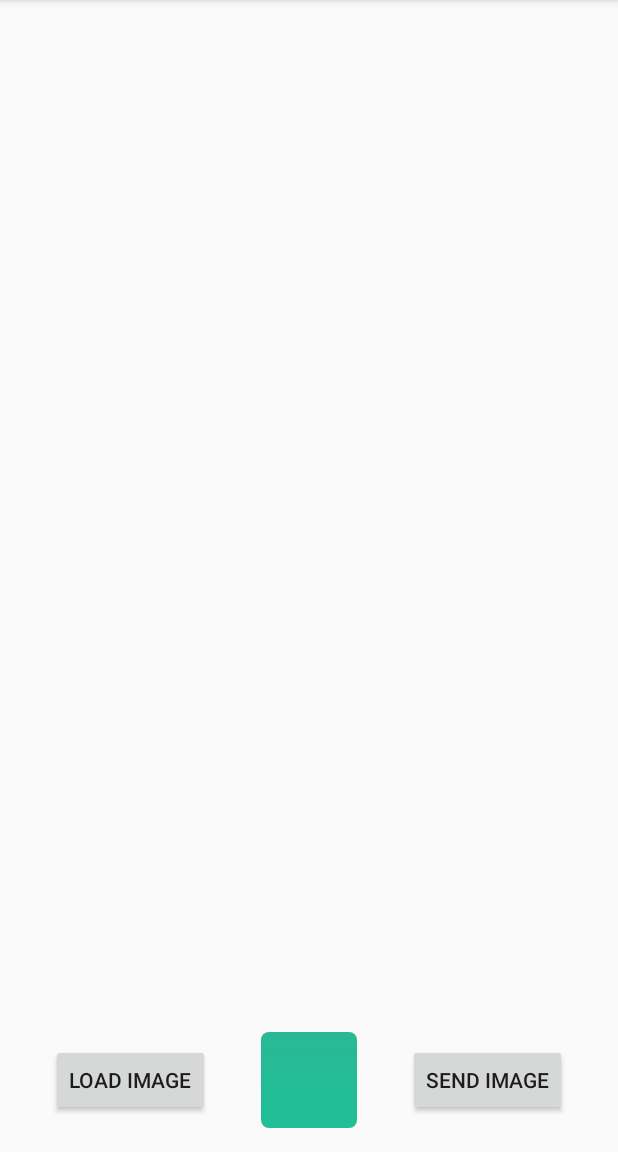
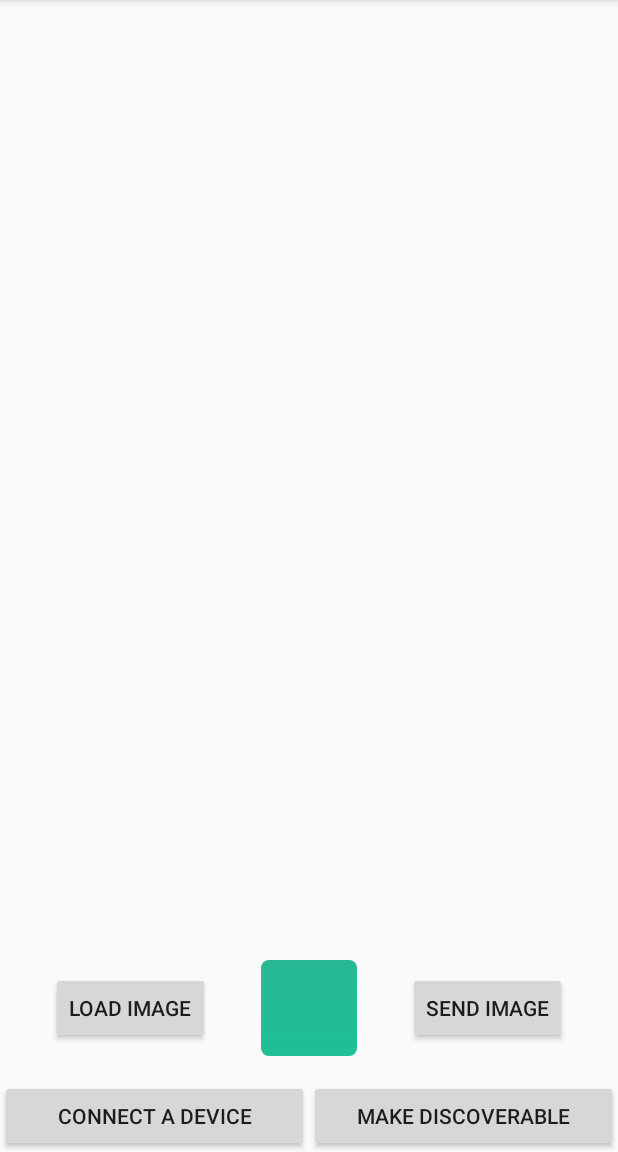
Before and after one commit to waaade/BluetoothProject, an Android app: the ImageTransfer screen opened directly, with no data from a screen before it, on a phone screen of 412 x 824 dp, the part 84-1236 px from its top. Run offline under Robolectric (Android 15) with nearby library versions, the phone set to English and light mode, and no system bars.

Commit message:
Added bluetooth functionality to ImageTransfer class and lower min SDK to 19. ImageTransfer and FileTransfer have errors.

```diff
--- a/app/build.gradle
+++ b/app/build.gradle
@@ -4,7 +4,7 @@ android {
     compileSdkVersion 28
     defaultConfig {
         applicationId "john.example.bluetoothproject"
-        minSdkVersion 24
+        minSdkVersion 19
         targetSdkVersion 28
         versionCode 1
         versionName "1.0"
--- a/app/src/main/res/layout/activity_image_transfer.xml
+++ b/app/src/main/res/layout/activity_image_transfer.xml
@@ -13,7 +13,7 @@
         android:layout_marginBottom="24dp"
         android:onClick="performFileSearch"
         android:text="Load Image"
-        app:layout_constraintBottom_toBottomOf="parent"
+        app:layout_constraintBottom_toTopOf="@+id/button2"
         app:layout_constraintEnd_toStartOf="@+id/image"
         app:layout_constraintHorizontal_bias="0.5"
         app:layout_constraintStart_toStartOf="parent" />
@@ -24,19 +24,19 @@
         android:layout_height="@android:dimen/notification_large_icon_height"
         android:layout_marginBottom="16dp"
         android:background="@drawable/green_image_preview"
-        app:layout_constraintBottom_toBottomOf="parent"
-        app:layout_constraintEnd_toStartOf="@+id/button5"
+        app:layout_constraintBottom_toTopOf="@+id/button2"
+        app:layout_constraintEnd_toStartOf="@+id/send_button"
         app:layout_constraintHorizontal_bias="0.5"
         app:layout_constraintStart_toEndOf="@+id/button4" />
 
     <Button
-        android:id="@+id/button5"
+        android:id="@+id/send_button"
         android:layout_width="wrap_content"
         android:layout_height="wrap_content"
         android:layout_marginBottom="24dp"
         android:onClick="sendImage"
         android:text="Send Image"
-        app:layout_constraintBottom_toBottomOf="parent"
+        app:layout_constraintBottom_toTopOf="@+id/button3"
         app:layout_constraintEnd_toEndOf="parent"
         app:layout_constraintHorizontal_bias="0.5"
         app:layout_constraintStart_toEndOf="@+id/image" />
@@ -53,4 +53,26 @@
         app:layout_constraintEnd_toEndOf="parent"
         app:layout_constraintStart_toStartOf="parent"
         app:layout_constraintTop_toTopOf="parent" />
+
+    <Button
+        android:id="@+id/button2"
+        android:layout_width="0dp"
+        android:layout_height="wrap_content"
+        android:onClick="connect"
+        android:text="Connect a Device"
+        app:layout_constraintBottom_toBottomOf="parent"
+        app:layout_constraintEnd_toStartOf="@+id/button3"
+        app:layout_constraintHorizontal_bias="0.5"
+        app:layout_constraintStart_toStartOf="parent" />
+
+    <Button
+        android:id="@+id/button3"
+        android:layout_width="0dp"
+        android:layout_height="wrap_content"
+        android:onClick="discoverable"
+        android:text="Make Discoverable"
+        app:layout_constraintBottom_toBottomOf="parent"
+        app:layout_constraintEnd_toEndOf="parent"
+        app:layout_constraintHorizontal_bias="0.5"
+        app:layout_constraintStart_toEndOf="@+id/button2" />
 </android.support.constraint.ConstraintLayout>
```
Also changed, not shown: app/src/main/java/john/example/bluetoothproject/ImageTransfer.java (+186 -35 lines).
